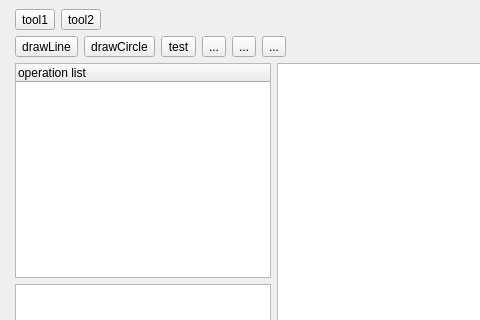
This is mainwindow.ui in joey674/LaserCAD_QT as Qt 5 draws it before an edit; both pictures show x 0 to 480 and y 0 to 320 of the 1020 by 529 pixel window. The edited form follows.
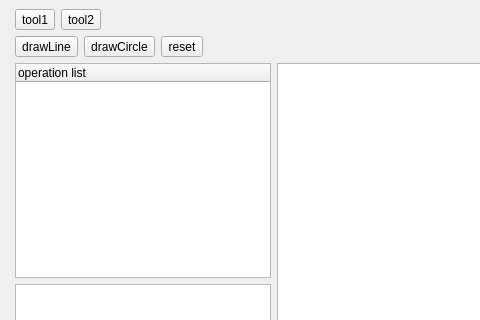
This is the edited form. Custom widgets are drawn as their Qt base class.

```diff
--- a/mainwindow.ui
+++ b/mainwindow.ui
@@ -102,16 +102,6 @@
         <property name="autoExclusive">
          <bool>true</bool>
         </property>
-       </widget>
-      </item>
-      <item>
-       <widget class="QToolButton" name="testButton">
-        <property name="text">
-         <string>test</string>
-        </property>
-        <property name="checkable">
-         <bool>false</bool>
-        </property>
         <property name="autoExclusive">
          <bool>true</bool>
         </property>
@@ -120,36 +110,10 @@
       <item>
        <widget class="QToolButton" name="toolButton_4">
         <property name="text">
-         <string>...</string>
+         <string>reset</string>
         </property>
         <property name="checkable">
-         <bool>false</bool>
-        </property>
-        <property name="autoExclusive">
          <bool>true</bool>
-        </property>
-       </widget>
-      </item>
-      <item>
-       <widget class="QToolButton" name="toolButton_5">
-        <property name="text">
-         <string>...</string>
-        </property>
-        <property name="checkable">
-         <bool>false</bool>
-        </property>
-        <property name="autoExclusive">
-         <bool>true</bool>
-        </property>
-       </widget>
-      </item>
-      <item>
-       <widget class="QToolButton" name="toolButton_6">
-        <property name="text">
-         <string>...</string>
-        </property>
-        <property name="checkable">
-         <bool>false</bool>
         </property>
         <property name="autoExclusive">
          <bool>true</bool>
```
Left out of the diff: 7 changed lines with no effect on the pictures.
